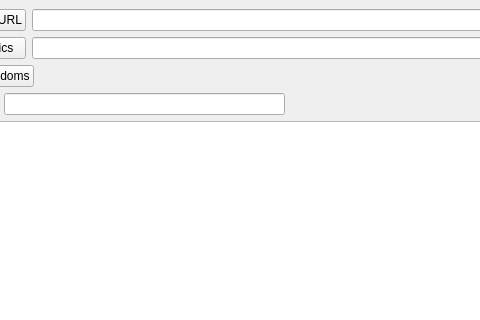
Zeks/flipper, file UI/servitorwindow.ui: the form before one commit; both pictures show x 91 to 571 and y 0 to 320 of the 800 by 600 pixel window.
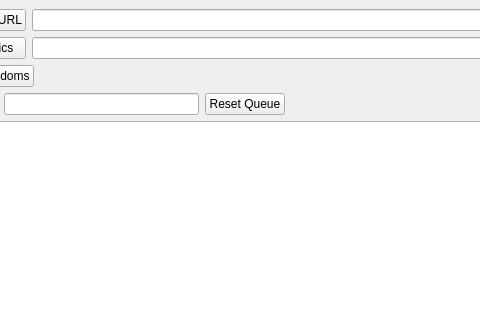
The form after the commit.

```diff
--- a/UI/servitorwindow.ui
+++ b/UI/servitorwindow.ui
@@ -97,6 +97,13 @@
        <item>
         <widget class="QLineEdit" name="leFicIdForGenre"/>
        </item>
+       <item>
+        <widget class="QPushButton" name="pushButton_2">
+         <property name="text">
+          <string>Reset Queue</string>
+         </property>
+        </widget>
+       </item>
        <item>
         <spacer name="horizontalSpacer_2">
          <property name="orientation">
```
